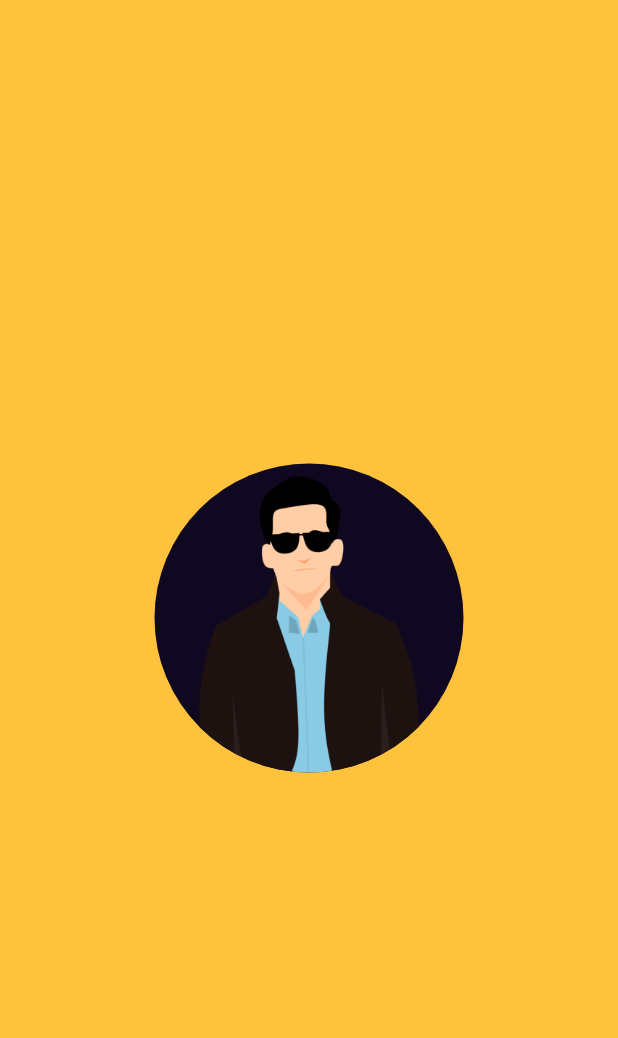
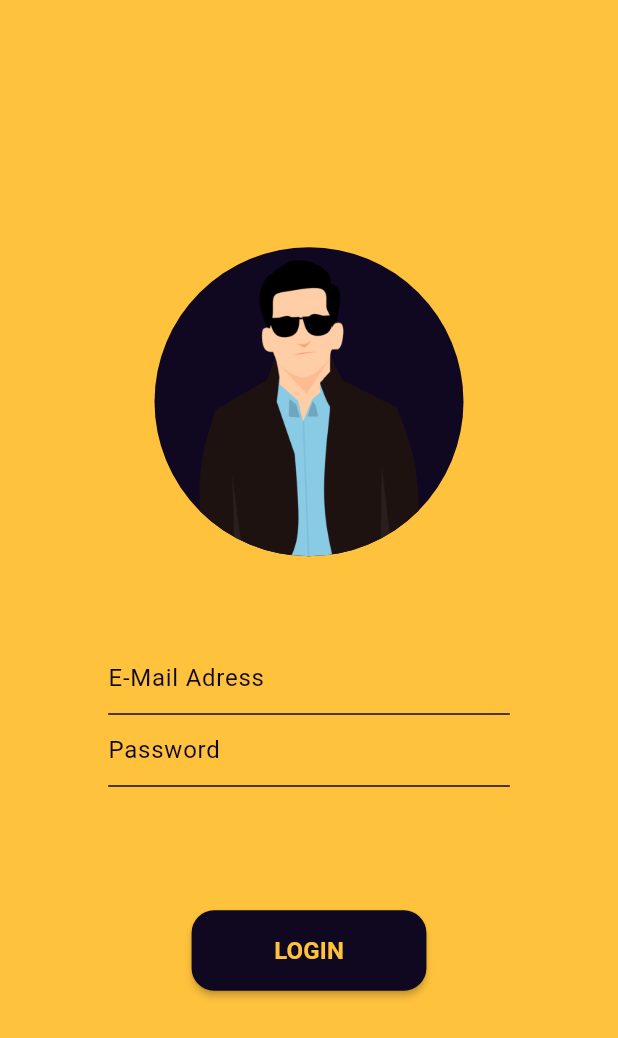
Before and after one commit to efegorkemumit/animation_flutter_project, a Flutter app: the screen it shows after launch, on a phone screen of 412 x 824 dp. Shown: the top 1038 px of the screen. Run offline on Flutter 3.47's test engine with Material 3 defaults, Android fonts, the phone set to English and light mode, and no system bars.

Commit message:
Login page

```diff
--- a/lib/pages/login_page.dart
+++ b/lib/pages/login_page.dart
@@ -63,6 +63,11 @@ class _LoginPage extends StatelessWidget {
             crossAxisAlignment: CrossAxisAlignment.center,
             children: <Widget>[
               _avatarWidget(),
+              SizedBox(height:  _deviceHeight * 0.07),
+              _emailTextWidget(),
+              _PasswordTextWidget(),
+              SizedBox(height:  _deviceHeight * 0.10),
+              _LoginButton(context),
             ],
           ),
         ),
@@ -98,4 +103,68 @@ class _LoginPage extends StatelessWidget {
         }
     );
   }
+
+  Widget _emailTextWidget(){
+    return Container(
+      width:  _deviceWidth * 0.65,
+      child: TextField(
+        cursorColor: _secondColor,
+        autocorrect: false,
+        style: TextStyle(
+          color: _secondColor,
+        ),
+        decoration: InputDecoration(
+          hintText: "E-Mail Adress",
+          hintStyle: TextStyle(color: _secondColor),
+          enabledBorder:  UnderlineInputBorder(
+            borderSide: BorderSide(color:_secondColor)
+          ),
+          focusedBorder:  UnderlineInputBorder(
+              borderSide: BorderSide(color:_secondColor)
+          ),
+        ),
+      ),
+    );
+  }
+
+  Widget _PasswordTextWidget(){
+    return Container(
+      width:  _deviceWidth * 0.65,
+      child: TextField(
+        obscureText: true,
+        cursorColor: _secondColor,
+        autocorrect: false,
+        style: TextStyle(
+          color: _secondColor,
+        ),
+        decoration: InputDecoration(
+          hintText: "Password",
+          hintStyle: TextStyle(color: _secondColor),
+          enabledBorder:  UnderlineInputBorder(
+              borderSide: BorderSide(color:_secondColor)
+          ),
+          focusedBorder:  UnderlineInputBorder(
+              borderSide: BorderSide(color:_secondColor)
+          ),
+        ),
+      ),
+    );
+  }
+
+  Widget _LoginButton(BuildContext _context){
+    return MaterialButton(
+        minWidth: _deviceWidth * 0.38,
+        height: _deviceHeight * 0.065,
+        color: _secondColor,
+        child: Text(
+          "LOGIN",
+          style:  TextStyle(fontSize:  16, color: _primaryColor, fontWeight: FontWeight.bold),
+        ),
+        shape: RoundedRectangleBorder(
+          borderRadius: BorderRadius.circular(15),
+        ),
+        onPressed: () {},
+    );
+
+  }
 }
```
